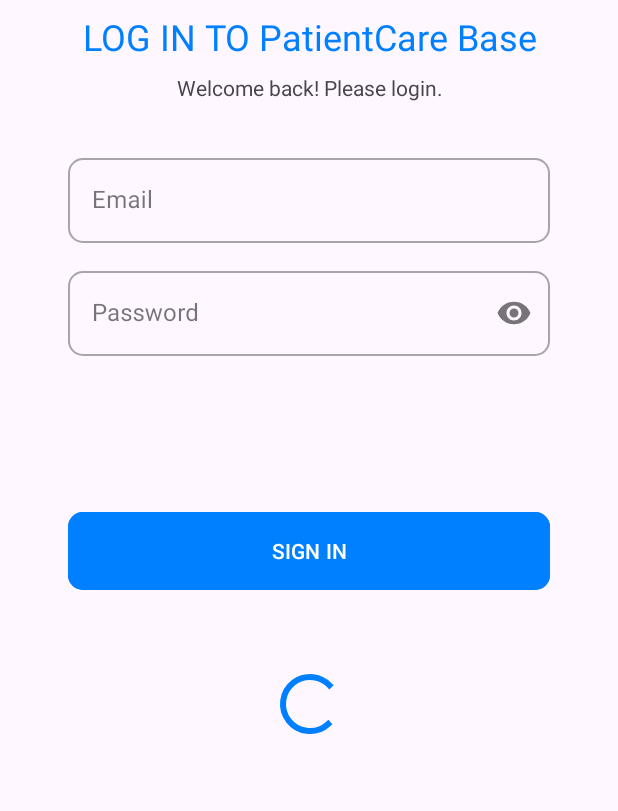
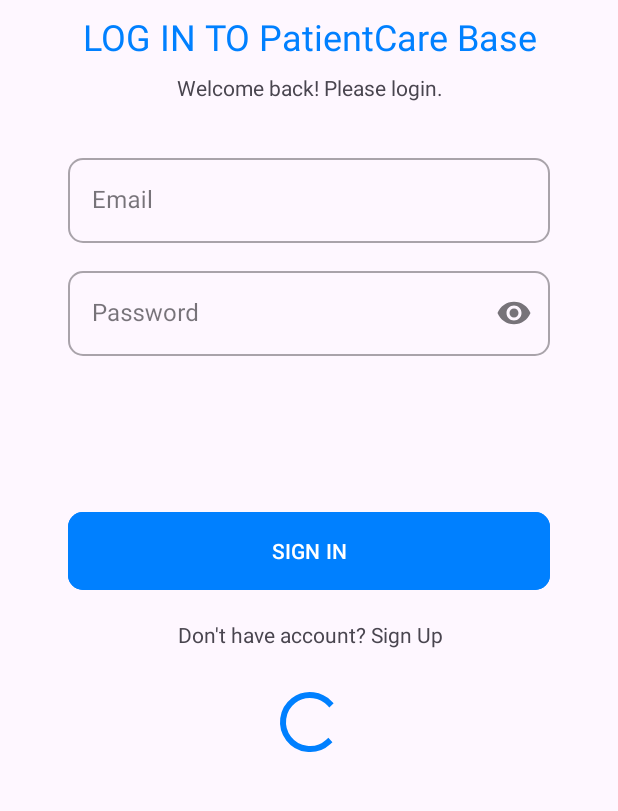
Before and after one commit to MuindiStephen/MobileApplicationDeveloper-Practical, an Android app: the LoginFragment screen opened through its navigation route, on a phone screen of 412 x 824 dp, the part 114-925 px from its top. Run offline under Robolectric (Android 15) with nearby library versions, the phone set to English and light mode, and no system bars; our stand-ins replace Dagger/Hilt's generated code, Timber; 2 statements that could not run were skipped.

Commit message:
implemented shared preferences & updated navigation

```diff
--- a/app/src/main/java/com/muindi/stephen/mobiledeveloperpractical/ui/fragments/auth/AuthDashboardFragment.kt
+++ b/app/src/main/java/com/muindi/stephen/mobiledeveloperpractical/ui/fragments/auth/AuthDashboardFragment.kt
@@ -8,6 +8,7 @@ import android.view.ViewGroup
 import androidx.navigation.fragment.findNavController
 import com.muindi.stephen.mobiledeveloperpractical.R
 import com.muindi.stephen.mobiledeveloperpractical.databinding.FragmentAuthDashboardBinding
+import com.muindi.stephen.mobiledeveloperpractical.utils.PreferencesHelper
 
 
 class AuthDashboardFragment : Fragment() {
@@ -28,11 +29,15 @@ class AuthDashboardFragment : Fragment() {
 
         binding.apply {
             buttonSignIn.setOnClickListener {
+                PreferencesHelper(requireActivity()).setIfToShowOnAuthDashboard(requireActivity(), false)
+
                 findNavController().navigate(
                     R.id.action_authDashboardFragment_to_loginFragment
                 )
             }
             buttonSignUp.setOnClickListener {
+                PreferencesHelper(requireActivity()).setIfToShowOnAuthDashboard(requireActivity(), false)
+
                 findNavController().navigate(
                     R.id.action_authDashboardFragment_to_signUpFragment
                 )
--- a/app/src/main/java/com/muindi/stephen/mobiledeveloperpractical/ui/fragments/splash/SplashFragment.kt
+++ b/app/src/main/java/com/muindi/stephen/mobiledeveloperpractical/ui/fragments/splash/SplashFragment.kt
@@ -1,22 +1,25 @@
 package com.muindi.stephen.mobiledeveloperpractical.ui.fragments.splash
 
 import android.os.Bundle
+import android.util.Log
 import androidx.fragment.app.Fragment
 import android.view.LayoutInflater
 import android.view.View
 import android.view.ViewGroup
-import androidx.lifecycle.lifecycleScope
 import androidx.navigation.fragment.findNavController
 import com.muindi.stephen.mobiledeveloperpractical.R
 import com.muindi.stephen.mobiledeveloperpractical.databinding.FragmentSplashBinding
+import com.muindi.stephen.mobiledeveloperpractical.utils.PreferencesHelper
 import dagger.hilt.android.AndroidEntryPoint
-import kotlinx.coroutines.delay
-import kotlinx.coroutines.launch
+import kotlin.properties.Delegates
 
 @AndroidEntryPoint
 class SplashFragment : Fragment() {
 
     private lateinit var binding: FragmentSplashBinding
+    private var isOnboardingDone by Delegates.notNull<Boolean>()
+    private var ifFirstTimeLogin by Delegates.notNull<Boolean>()
+
     override fun onCreate(savedInstanceState: Bundle?) {
         super.onCreate(savedInstanceState)
         arguments?.let { }
@@ -39,11 +42,33 @@ class SplashFragment : Fragment() {
     }
 
     private fun navigate() {
-        lifecycleScope.launch {
-            delay(1500L)
-            findNavController().navigate(
-                R.id.action_splashFragment_to_authDashboardFragment
-            )
+        checkLoginHistory()
+    }
+
+    private fun checkLoginHistory() {
+        isOnboardingDone = PreferencesHelper(requireActivity()).getIfToShowOnAuthDashboard(
+            requireActivity()
+        )
+        if (isOnboardingDone) {
+            Log.e("Onboarding","FirstTimeLogin onboardings, $isOnboardingDone")
+
+            ifFirstTimeLogin = PreferencesHelper(requireContext()).getIfFirstTimeLogin(requireActivity())
+
+            if (!ifFirstTimeLogin) {
+                //go to register patient screen
+                findNavController().navigate(
+                    R.id.action_splashFragment_to_loginFragment
+                )
+
+            } else {
+                //navigate to login screen
+                findNavController().navigate(
+                    R.id.action_splashFragment_to_patientRegistrationFragment
+                )
+            }
+        } else {
+            Log.e("Onboarding","FirstTimeLogin accounts $isOnboardingDone")
+            findNavController().navigate(R.id.action_splashFragment_to_authDashboardFragment)
         }
     }
 }
--- /dev/null
+++ b/app/src/main/java/com/muindi/stephen/mobiledeveloperpractical/utils/PreferencesHelper.kt
@@ -0,0 +1,59 @@
+package com.muindi.stephen.mobiledeveloperpractical.utils
+
+import android.content.Context
+import android.content.SharedPreferences
+
+class PreferencesHelper  (context: Context) {
+
+    private val PATIENTAPP = "appsharedpreferences"
+    private val spUserID = "spUserID"
+
+    private val sharedPreferences: SharedPreferences =
+        context.getSharedPreferences(PATIENTAPP, Context.MODE_PRIVATE)
+            ?: throw IllegalStateException("Context is null")
+
+    private val spEditor = sharedPreferences.edit()
+
+    fun setIfFirstTimeLogin(activity: Context, dataJson: Boolean) {
+        val sharedPref = activity.getSharedPreferences(
+            "firstTimeLoginUser", Context.MODE_PRIVATE
+        )
+
+        with(sharedPref.edit()) {
+            putBoolean("firstTimeLoginUser", dataJson)
+            commit()
+        }
+    }
+
+    fun getIfFirstTimeLogin(activity: Context): Boolean {
+        val sharedPref = activity.getSharedPreferences(
+            "firstTimeLoginUser", Context.MODE_PRIVATE
+        )
+        return sharedPref.getBoolean("firstTimeLoginUser", true)
+    }
+
+    fun setIfToShowOnAuthDashboard(activity: Context, dataJson: Boolean) {
+        val sharedPref = activity.getSharedPreferences(
+            "showAuthDashboard",
+            Context.MODE_PRIVATE
+        )
+        with(sharedPref!!.edit()) {
+            putBoolean("showAuthDashboard", dataJson)
+            commit()
+        }
+    }
+
+    fun getIfToShowOnAuthDashboard(activity: Context?): Boolean {
+        val sharedPref = activity?.getSharedPreferences(
+            "showAuthDashboard",
+            Context.MODE_PRIVATE
+        )
+        val tellerJsonData = sharedPref!!.getBoolean("showAuthDashboard", true)
+        return tellerJsonData!!
+    }
+
+    fun clearSession() {
+        spEditor.clear()
+        spEditor.apply()
+    }
+}
--- a/app/src/main/res/layout/fragment_login.xml
+++ b/app/src/main/res/layout/fragment_login.xml
@@ -123,8 +123,18 @@
         style="?android:attr/progressBarStyle"
         android:layout_width="wrap_content"
         android:layout_height="wrap_content"
-        android:layout_marginTop="48dp"
+        android:layout_marginTop="60dp"
         android:indeterminateTint="@color/main"
+        app:layout_constraintEnd_toEndOf="@+id/buttonSignIn"
+        app:layout_constraintStart_toStartOf="@+id/buttonSignIn"
+        app:layout_constraintTop_toBottomOf="@+id/buttonSignIn" />
+
+    <TextView
+        android:id="@+id/textViewDontHaveAcc"
+        android:layout_width="wrap_content"
+        android:layout_height="wrap_content"
+        android:layout_marginTop="16dp"
+        android:text="Don't have account? Sign Up"
         app:layout_constraintEnd_toEndOf="@+id/buttonSignIn"
         app:layout_constraintStart_toStartOf="@+id/buttonSignIn"
         app:layout_constraintTop_toBottomOf="@+id/buttonSignIn" />
--- a/app/src/main/res/navigation/mobile_navigation.xml
+++ b/app/src/main/res/navigation/mobile_navigation.xml
@@ -13,6 +13,16 @@
         <action
             android:id="@+id/action_splashFragment_to_authDashboardFragment"
             app:destination="@id/authDashboardFragment"
+            app:popUpTo="@id/splashFragment"
+            app:popUpToInclusive="true" />
+        <action
+            android:id="@+id/action_splashFragment_to_loginFragment"
+            app:destination="@id/loginFragment"
+            app:popUpTo="@id/splashFragment"
+            app:popUpToInclusive="true" />
+        <action
+            android:id="@+id/action_splashFragment_to_patientRegistrationFragment"
+            app:destination="@id/patientRegistrationFragment"
             app:popUpTo="@id/splashFragment"
             app:popUpToInclusive="true" />
     </fragment>
```
Also changed, not shown: app/src/main/java/com/muindi/stephen/mobiledeveloperpractical/ui/fragments/auth/LoginFragment.kt (+29 -4 lines), app/src/main/java/com/muindi/stephen/mobiledeveloperpractical/ui/fragments/auth/SignUpFragment.kt (+17 -0 lines), app/src/main/java/com/muindi/stephen/mobiledeveloperpractical/utils/ExtensionFunctions.kt (+24 -0 lines).
